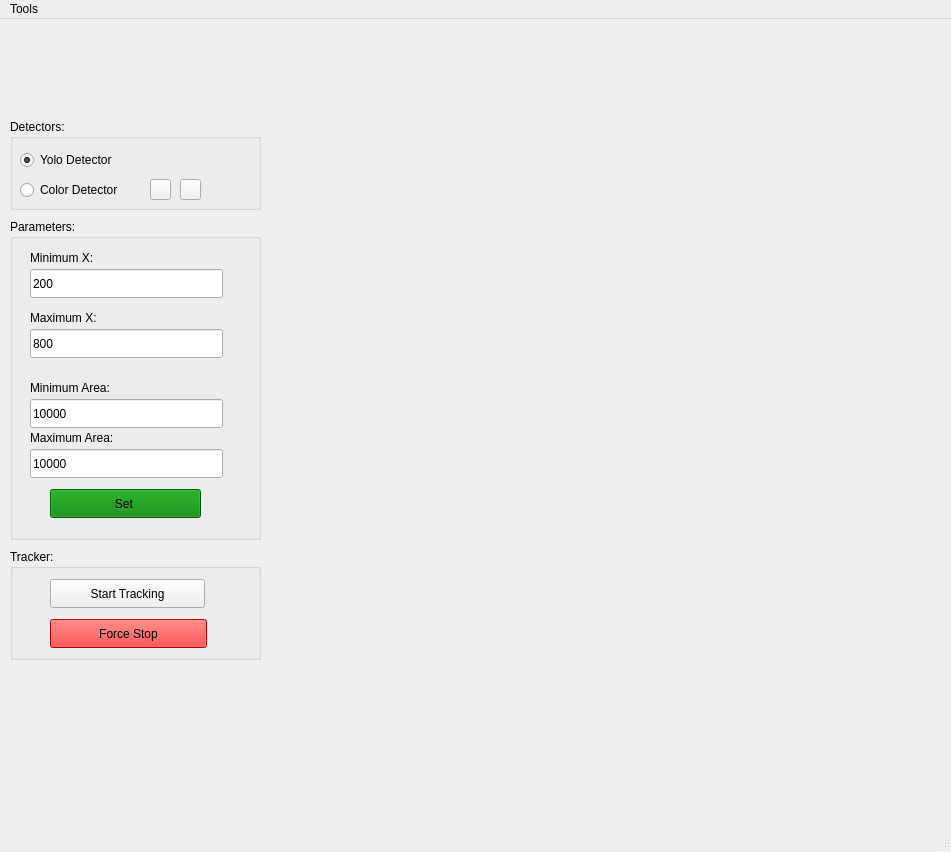
Qt form desktop/ui.ui (ITE-5th/object-tracking-robot) before a commit.
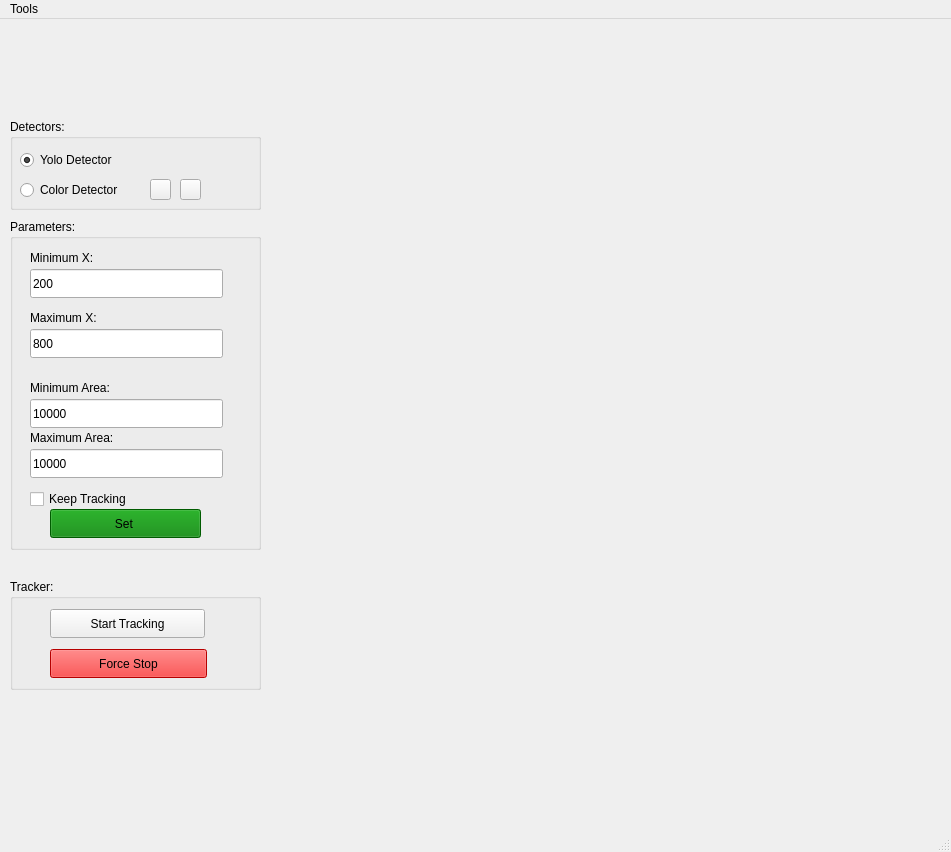
The same form after that commit.

Commit message: enhance no object tracking

The edit to the form file:
```diff
--- a/desktop/ui.ui
+++ b/desktop/ui.ui
@@ -114,7 +114,7 @@
       <x>10</x>
       <y>200</y>
       <width>251</width>
-      <height>321</height>
+      <height>331</height>
      </rect>
     </property>
     <property name="title">
@@ -252,7 +252,7 @@
      <property name="geometry">
       <rect>
        <x>40</x>
-       <y>270</y>
+       <y>290</y>
        <width>151</width>
        <height>29</height>
       </rect>
@@ -264,12 +264,25 @@
       <string>Set </string>
      </property>
     </widget>
+    <widget class="QCheckBox" name="chk_keep_track">
+     <property name="geometry">
+      <rect>
+       <x>20</x>
+       <y>270</y>
+       <width>131</width>
+       <height>20</height>
+      </rect>
+     </property>
+     <property name="text">
+      <string>Keep Tracking </string>
+     </property>
+    </widget>
    </widget>
    <widget class="QGroupBox" name="groupBox_3">
     <property name="geometry">
      <rect>
       <x>10</x>
-      <y>530</y>
+      <y>560</y>
       <width>251</width>
       <height>111</height>
      </rect>
```
The commit also changes 2 other files.
